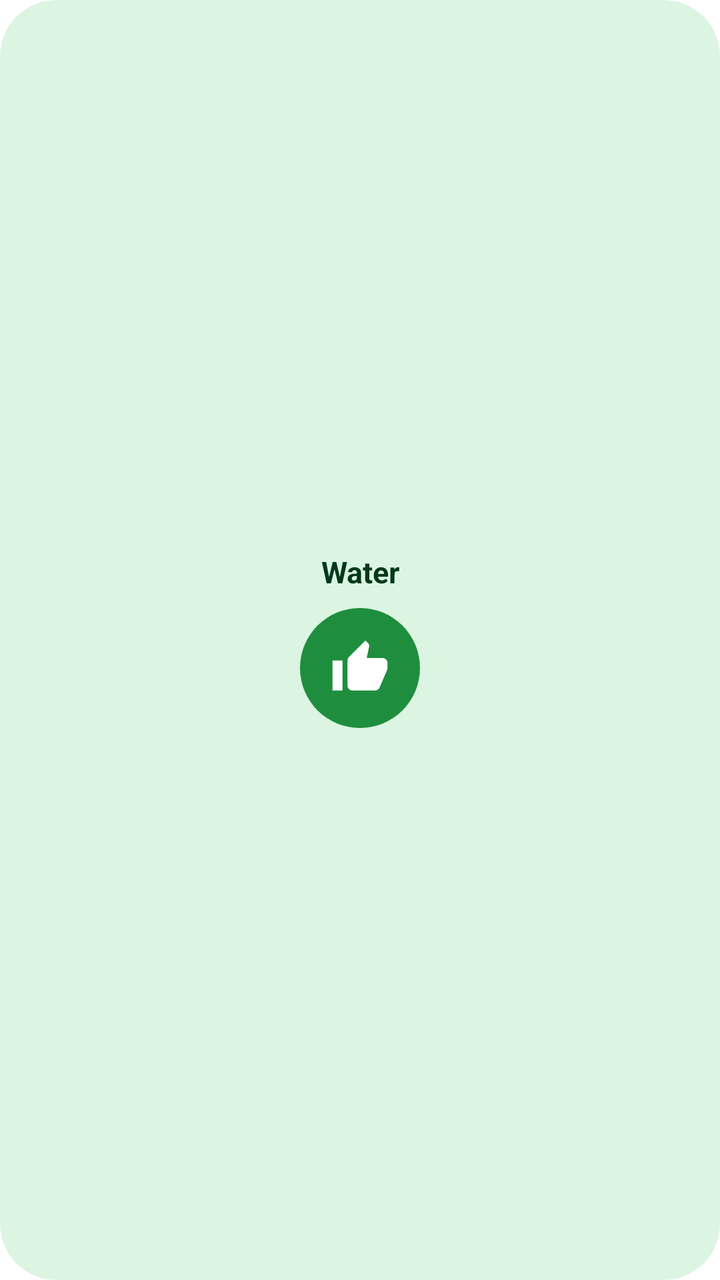
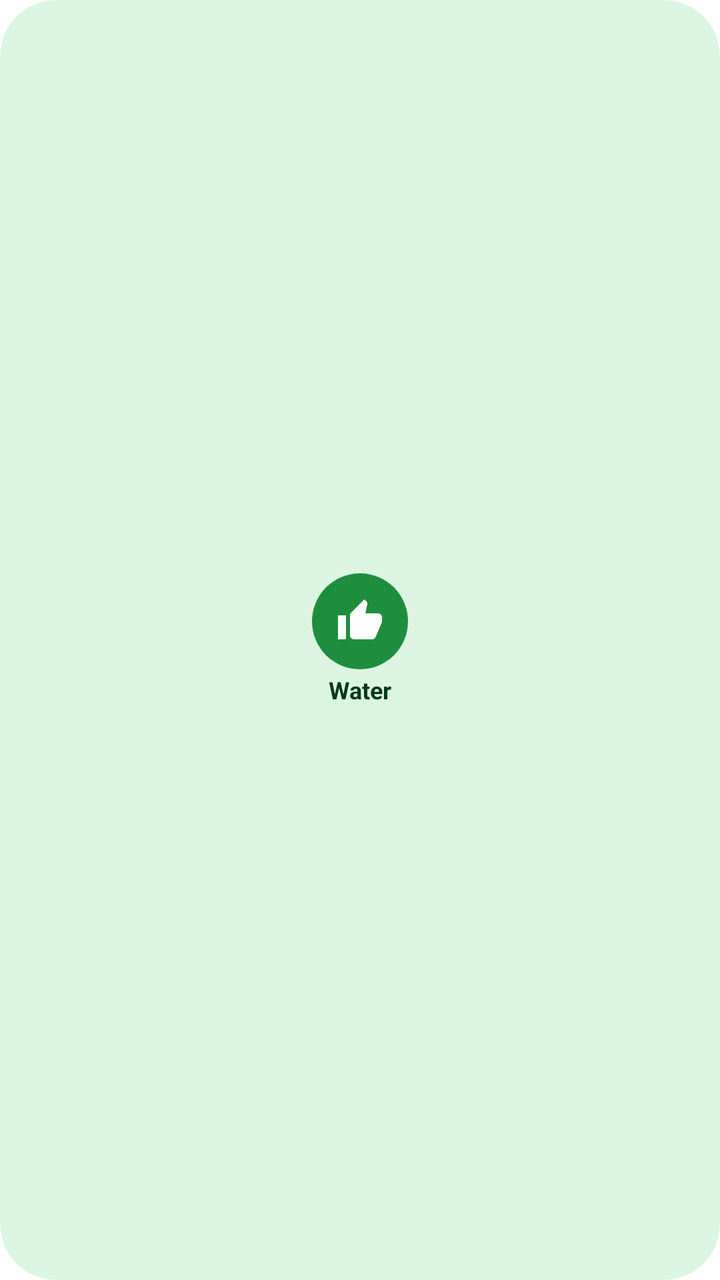

Two renders of the same Android screen: before a commit and after it. Below are the layout's source before the change and the commit's diff.
<!-- AndroidManifest.xml: fallback theme Theme.MaterialComponents.DayNight.NoActionBar -->
<!-- res/layout/reminder_widget_preview.xml -->
<?xml version="1.0" encoding="utf-8"?>
<LinearLayout xmlns:android="http://schemas.android.com/apk/res/android"
    android:layout_width="match_parent"
    android:layout_height="match_parent"
    android:background="@drawable/widget_background_clear"
    android:clipToOutline="true"
    android:gravity="center"
    android:orientation="vertical"
    android:padding="12dp">

    <TextView
        android:layout_width="match_parent"
        android:layout_height="wrap_content"
        android:gravity="center"
        android:text="@string/widget_preview_title"
        android:textColor="@color/widget_on_clear"
        android:textSize="15sp"
        android:textStyle="bold" />

    <ImageView
        android:layout_width="60dp"
        android:layout_height="60dp"
        android:layout_marginTop="8dp"
        android:background="@drawable/widget_circle_positive"
        android:contentDescription="@string/widget_all_clear"
        android:padding="15dp"
        android:src="@drawable/ic_widget_thumb_up" />
</LinearLayout>
<!-- resources referenced by this layout -->
<resources>
  <color name="widget_on_clear">#FF00391A</color>
  <!-- drawable ic_widget_thumb_up (drawable) -->
  <?xml version="1.0" encoding="utf-8"?>
  <vector xmlns:android="http://schemas.android.com/apk/res/android"
      android:width="24dp"
      android:height="24dp"
      android:viewportWidth="24"
      android:viewportHeight="24">
      <path
          android:fillColor="#FFFFFFFF"
          android:pathData="M1,21h4V9H1v12zM23,10c0,-1.1 -0.9,-2 -2,-2h-6.31l0.95,-4.57 0.03,-0.32c0,-0.41 -0.17,-0.79 -0.44,-1.06L14.17,1 7.59,7.59C7.22,7.95 7,8.45 7,9v10c0,1.1 0.9,2 2,2h9c0.83,0 1.54,-0.5 1.84,-1.22l3.02,-7.05c0.09,-0.23 0.14,-0.47 0.14,-0.73v-2z" />
  </vector>
  <!-- drawable widget_background_clear (drawable) -->
  <?xml version="1.0" encoding="utf-8"?>
  <shape xmlns:android="http://schemas.android.com/apk/res/android" android:shape="rectangle">
      <corners android:radius="@dimen/widget_corner_radius" />
      <solid android:color="@color/widget_clear" />
  </shape>
  <!-- drawable widget_circle_positive (drawable) -->
  <?xml version="1.0" encoding="utf-8"?>
  <shape xmlns:android="http://schemas.android.com/apk/res/android" android:shape="oval">
      <solid android:color="@color/widget_positive" />
  </shape>
  <string name="widget_all_clear">All clear</string>
  <string name="widget_preview_title">Water</string>
  <dimen name="widget_corner_radius">22dp</dimen>
  <color name="widget_clear">#FFDCF5E3</color>
  <color name="widget_positive">#FF1E8E3E</color>
</resources>

<!-- the commit's change to res/layout/reminder_widget_preview.xml (unified diff, before → after) -->
@@ -6,23 +6,22 @@
     android:clipToOutline="true"
     android:gravity="center"
     android:orientation="vertical"
-    android:padding="12dp">
+    android:padding="6dp">
+
+    <ImageView
+        android:layout_width="48dp"
+        android:layout_height="48dp"
+        android:contentDescription="@string/widget_all_clear"
+        android:src="@drawable/widget_thumb_up" />
 
     <TextView
         android:layout_width="match_parent"
         android:layout_height="wrap_content"
+        android:layout_marginTop="2dp"
         android:gravity="center"
+        android:maxLines="2"
         android:text="@string/widget_preview_title"
         android:textColor="@color/widget_on_clear"
-        android:textSize="15sp"
+        android:textSize="12sp"
         android:textStyle="bold" />
-
-    <ImageView
-        android:layout_width="60dp"
-        android:layout_height="60dp"
-        android:layout_marginTop="8dp"
-        android:background="@drawable/widget_circle_positive"
-        android:contentDescription="@string/widget_all_clear"
-        android:padding="15dp"
-        android:src="@drawable/ic_widget_thumb_up" />
 </LinearLayout>
<!-- resource entries referenced after the edit -->
@@ -1,28 +1,30 @@
 <!-- resources referenced by this layout -->
 <resources>
   <color name="widget_on_clear">#FF00391A</color>
-  <!-- drawable ic_widget_thumb_up (drawable) -->
-  <?xml version="1.0" encoding="utf-8"?>
-  <vector xmlns:android="http://schemas.android.com/apk/res/android"
-      android:width="24dp"
-      android:height="24dp"
-      android:viewportWidth="24"
-      android:viewportHeight="24">
-      <path
-          android:fillColor="#FFFFFFFF"
-          android:pathData="M1,21h4V9H1v12zM23,10c0,-1.1 -0.9,-2 -2,-2h-6.31l0.95,-4.57 0.03,-0.32c0,-0.41 -0.17,-0.79 -0.44,-1.06L14.17,1 7.59,7.59C7.22,7.95 7,8.45 7,9v10c0,1.1 0.9,2 2,2h9c0.83,0 1.54,-0.5 1.84,-1.22l3.02,-7.05c0.09,-0.23 0.14,-0.47 0.14,-0.73v-2z" />
-  </vector>
   <!-- drawable widget_background_clear (drawable) -->
   <?xml version="1.0" encoding="utf-8"?>
   <shape xmlns:android="http://schemas.android.com/apk/res/android" android:shape="rectangle">
       <corners android:radius="@dimen/widget_corner_radius" />
       <solid android:color="@color/widget_clear" />
   </shape>
-  <!-- drawable widget_circle_positive (drawable) -->
+  <!-- drawable widget_thumb_up (drawable) -->
   <?xml version="1.0" encoding="utf-8"?>
-  <shape xmlns:android="http://schemas.android.com/apk/res/android" android:shape="oval">
-      <solid android:color="@color/widget_positive" />
-  </shape>
+  <vector xmlns:android="http://schemas.android.com/apk/res/android"
+      android:width="48dp"
+      android:height="48dp"
+      android:viewportWidth="48"
+      android:viewportHeight="48">
+      <path
+          android:fillColor="@color/widget_positive"
+          android:pathData="M24,0a24,24 0,1 1,0 48a24,24 0,1 1,0 -48z" />
+      <group
+          android:translateX="12"
+          android:translateY="12">
+          <path
+              android:fillColor="#FFFFFFFF"
+              android:pathData="M1,21h4V9H1v12zM23,10c0,-1.1 -0.9,-2 -2,-2h-6.31l0.95,-4.57 0.03,-0.32c0,-0.41 -0.17,-0.79 -0.44,-1.06L14.17,1 7.59,7.59C7.22,7.95 7,8.45 7,9v10c0,1.1 0.9,2 2,2h9c0.83,0 1.54,-0.5 1.84,-1.22l3.02,-7.05c0.09,-0.23 0.14,-0.47 0.14,-0.73v-2z" />
+      </group>
+  </vector>
   <string name="widget_all_clear">All clear</string>
   <string name="widget_preview_title">Water</string>
   <dimen name="widget_corner_radius">22dp</dimen>
